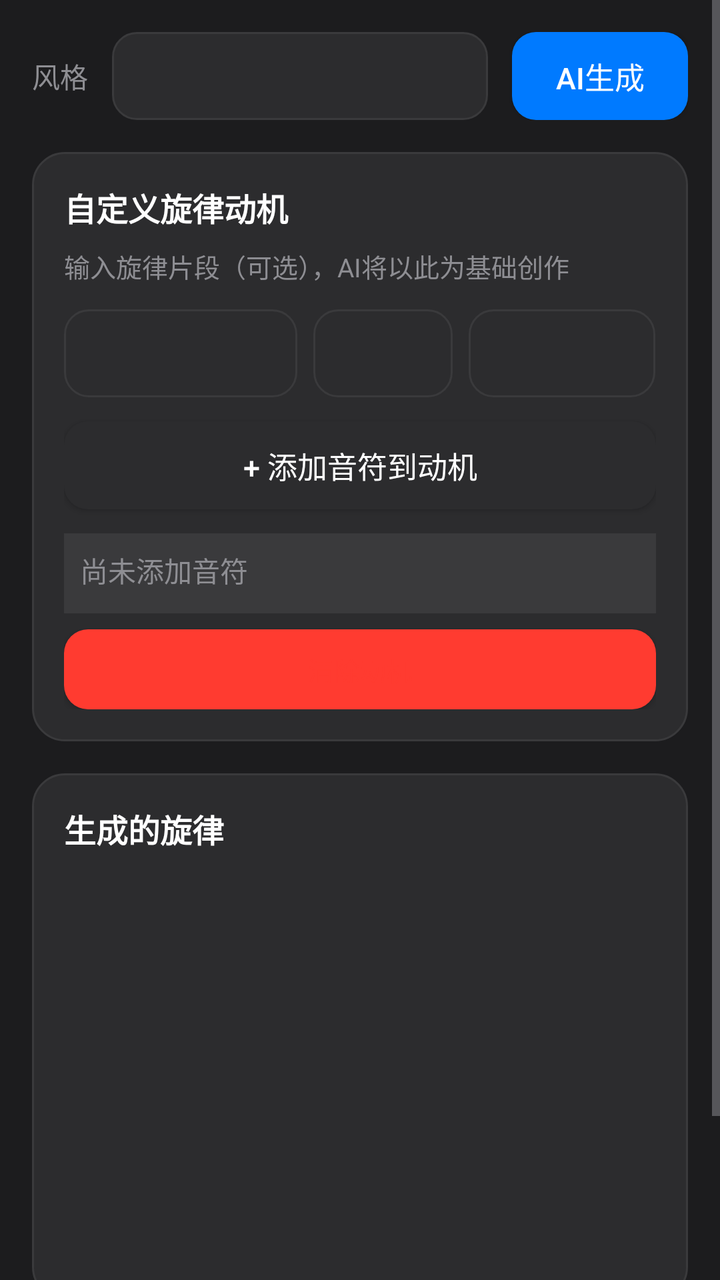
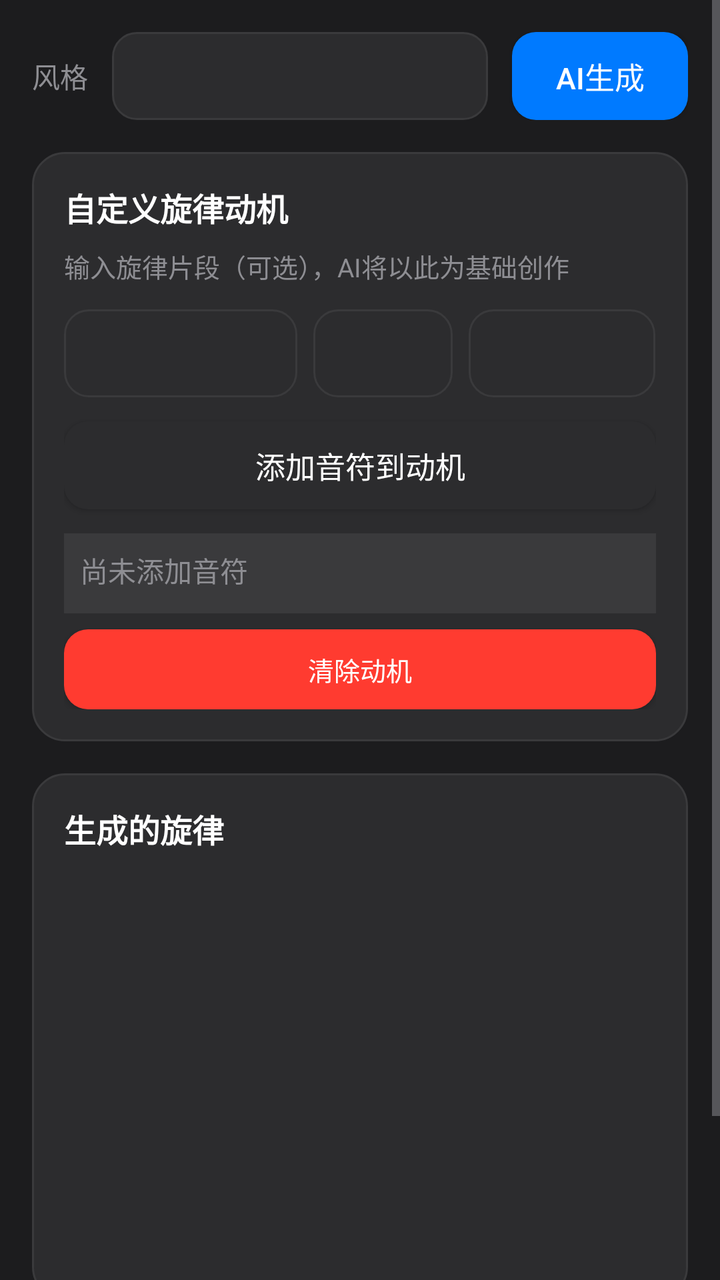

Compare the two renders of this Android layout. The source of the first and the diff that turns it into the second are given below.
<!-- AndroidManifest.xml: application theme Theme.MusicAI -->
<!-- res/layout/activity_melody_editor.xml -->
<?xml version="1.0" encoding="utf-8"?>
<ScrollView xmlns:android="http://schemas.android.com/apk/res/android"
    android:layout_width="match_parent"
    android:layout_height="match_parent"
    android:background="@color/apple_dark"
    android:fillViewport="true">

    <LinearLayout
        android:layout_width="match_parent"
        android:layout_height="wrap_content"
        android:orientation="vertical"
        android:padding="16dp"
        android:paddingTop="40dp">

        <LinearLayout
            android:layout_width="match_parent"
            android:layout_height="wrap_content"
            android:orientation="horizontal"
            android:gravity="center_vertical"
            android:layout_marginBottom="16dp">

            <TextView
                android:layout_width="wrap_content"
                android:layout_height="wrap_content"
                android:text="风格"
                android:textSize="14sp"
                android:textColor="@color/apple_text_secondary"
                android:layout_marginRight="12dp"/>

            <Spinner
                android:id="@+id/sp_style"
                android:layout_width="0dp"
                android:layout_height="44dp"
                android:layout_weight="1"
                android:background="@drawable/apple_edittext_bg"
                android:paddingHorizontal="12dp"/>

            <Button
                android:id="@+id/btn_generate"
                android:layout_width="wrap_content"
                android:layout_height="44dp"
                android:text="AI生成"
                android:textSize="15sp"
                android:textColor="@color/apple_text"
                android:background="@drawable/apple_button_primary_bg"
                android:layout_marginLeft="12dp"
               />

        </LinearLayout>

        <LinearLayout
            android:layout_width="match_parent"
            android:layout_height="wrap_content"
            android:orientation="vertical"
            android:background="@drawable/apple_card_bg"
            android:padding="16dp"
            android:layout_marginBottom="16dp">

            <TextView
                android:layout_width="match_parent"
                android:layout_height="wrap_content"
                android:text="自定义旋律动机"
                android:textSize="16sp"
                android:textColor="@color/apple_text"
                android:textStyle="bold"
                android:layout_marginBottom="8dp"/>

            <TextView
                android:layout_width="match_parent"
                android:layout_height="wrap_content"
                android:text="输入旋律片段（可选），AI将以此为基础创作"
                android:textSize="13sp"
                android:textColor="@color/apple_text_secondary"
                android:layout_marginBottom="12dp"/>

            <LinearLayout
                android:layout_width="match_parent"
                android:layout_height="wrap_content"
                android:orientation="horizontal"
                android:gravity="center_vertical"
                android:layout_marginBottom="12dp">

                <Spinner
                    android:id="@+id/sp_pitch"
                    android:layout_width="0dp"
                    android:layout_height="44dp"
                    android:layout_weight="1"
                    android:background="@drawable/apple_edittext_bg"
                    android:paddingHorizontal="8dp"
                    android:layout_marginRight="8dp"/>

                <Spinner
                    android:id="@+id/sp_octave"
                    android:layout_width="0dp"
                    android:layout_height="44dp"
                    android:layout_weight="0.6"
                    android:background="@drawable/apple_edittext_bg"
                    android:paddingHorizontal="8dp"
                    android:layout_marginRight="8dp"/>

                <Spinner
                    android:id="@+id/sp_duration"
                    android:layout_width="0dp"
                    android:layout_height="44dp"
                    android:layout_weight="0.8"
                    android:background="@drawable/apple_edittext_bg"
                    android:paddingHorizontal="8dp"/>

            </LinearLayout>

            <Button
                android:id="@+id/btn_add_custom_note"
                android:layout_width="match_parent"
                android:layout_height="44dp"
                android:text="+ 添加音符到动机"
                android:textSize="15sp"
                android:textColor="@color/apple_text"
                android:background="@drawable/apple_button_bg"
               
                android:layout_marginBottom="12dp"/>

            <TextView
                android:id="@+id/tv_custom_melody"
                android:layout_width="match_parent"
                android:layout_height="wrap_content"
                android:text="尚未添加音符"
                android:textSize="14sp"
                android:textColor="@color/apple_text_secondary"
                android:padding="8dp"
                android:background="@color/apple_mid_gray"
               
                android:minHeight="40dp"/>

            <Button
                android:id="@+id/btn_clear_custom"
                android:layout_width="match_parent"
                android:layout_height="40dp"
                android:text="清除动机"
                android:textSize="13sp"
                android:textColor="@color/apple_error"
                android:background="@drawable/apple_button_danger_bg"
               
                android:layout_marginTop="8dp"/>

        </LinearLayout>

        <LinearLayout
            android:layout_width="match_parent"
            android:layout_height="0dp"
            android:layout_weight="1"
            android:orientation="vertical"
            android:background="@drawable/apple_card_bg"
            android:padding="16dp"
            android:layout_marginBottom="16dp">

            <TextView
                android:layout_width="match_parent"
                android:layout_height="wrap_content"
                android:text="生成的旋律"
                android:textSize="16sp"
                android:textColor="@color/apple_text"
                android:textStyle="bold"
                android:layout_marginBottom="8dp"/>

            <ListView
                android:id="@+id/lv_notes"
                android:layout_width="match_parent"
                android:layout_height="200dp"
                android:divider="@color/apple_mid_gray"
                android:dividerHeight="1dp"/>

        </LinearLayout>

        <LinearLayout
            android:layout_width="match_parent"
            android:layout_height="wrap_content"
            android:orientation="horizontal"
            android:gravity="center">

            <Button
                android:id="@+id/btn_add_note"
                android:layout_width="0dp"
                android:layout_height="52dp"
                android:layout_weight="1"
                android:text="添加音符"
                android:textSize="14sp"
                android:textColor="@color/apple_text"
                android:background="@drawable/apple_button_bg"
                android:layout_marginRight="8dp"
               />

            <Button
                android:id="@+id/btn_play"
                android:layout_width="0dp"
                android:layout_height="52dp"
                android:layout_weight="1"
                android:text="播放"
                android:textSize="14sp"
                android:textColor="@color/apple_text"
                android:background="@drawable/apple_button_primary_bg"
                android:layout_marginRight="8dp"
               />

            <Button
                android:id="@+id/btn_delete"
                android:layout_width="0dp"
                android:layout_height="52dp"
                android:layout_weight="1"
                android:text="删除"
                android:textSize="14sp"
                android:textColor="@color/apple_text"
                android:background="@drawable/apple_button_danger_bg"
               />

        </LinearLayout>

        <ProgressBar
            android:id="@+id/progress_bar"
            android:layout_width="wrap_content"
            android:layout_height="wrap_content"
            android:layout_gravity="center"
            android:visibility="gone"
            android:layout_marginTop="16dp"/>

    </LinearLayout>

</ScrollView>
<!-- resources referenced by this layout -->
<resources>
  <color name="apple_dark">#1C1C1E</color>
  <color name="apple_error">#FF3B30</color>
  <color name="apple_mid_gray">#3A3A3C</color>
  <color name="apple_text">#FFFFFF</color>
  <color name="apple_text_secondary">#8E8E93</color>
  <!-- drawable apple_button_bg (drawable) -->
  <?xml version="1.0" encoding="utf-8"?>
  <selector xmlns:android="http://schemas.android.com/apk/res/android">
      <item android:state_pressed="true">
          <shape android:shape="rectangle">
              <solid android:color="@color/apple_mid_gray" />
              <corners android:radius="12dp" />
          </shape>
      </item>
      <item>
          <shape android:shape="rectangle">
              <solid android:color="@color/apple_dark_gray" />
              <corners android:radius="12dp" />
          </shape>
      </item>
  </selector>
  <!-- drawable apple_button_danger_bg (drawable) -->
  <?xml version="1.0" encoding="utf-8"?>
  <selector xmlns:android="http://schemas.android.com/apk/res/android">
      <item android:state_pressed="true">
          <shape android:shape="rectangle">
              <solid android:color="#CC3030" />
              <corners android:radius="12dp" />
          </shape>
      </item>
      <item>
          <shape android:shape="rectangle">
              <solid android:color="@color/apple_error" />
              <corners android:radius="12dp" />
          </shape>
      </item>
  </selector>
  <!-- drawable apple_button_primary_bg (drawable) -->
  <?xml version="1.0" encoding="utf-8"?>
  <selector xmlns:android="http://schemas.android.com/apk/res/android">
      <item android:state_pressed="true">
          <shape android:shape="rectangle">
              <solid android:color="@color/apple_accent_active" />
              <corners android:radius="12dp" />
          </shape>
      </item>
      <item>
          <shape android:shape="rectangle">
              <solid android:color="@color/apple_accent" />
              <corners android:radius="12dp" />
          </shape>
      </item>
  </selector>
  <!-- drawable apple_card_bg (drawable) -->
  <?xml version="1.0" encoding="utf-8"?>
  <shape xmlns:android="http://schemas.android.com/apk/res/android" android:shape="rectangle">
      <solid android:color="@color/apple_dark_gray" />
      <corners android:radius="16dp" />
      <stroke android:width="1dp" android:color="@color/apple_mid_gray" />
  </shape>
  <!-- drawable apple_edittext_bg (drawable) -->
  <?xml version="1.0" encoding="utf-8"?>
  <selector xmlns:android="http://schemas.android.com/apk/res/android">
      <item android:state_focused="true">
          <shape android:shape="rectangle">
              <solid android:color="@color/apple_dark_gray" />
              <corners android:radius="12dp" />
              <stroke android:width="2dp" android:color="@color/apple_accent" />
          </shape>
      </item>
      <item>
          <shape android:shape="rectangle">
              <solid android:color="@color/apple_dark_gray" />
              <corners android:radius="12dp" />
              <stroke android:width="1dp" android:color="@color/apple_mid_gray" />
          </shape>
      </item>
  </selector>
  <style name="Theme.MusicAI" parent="Theme.AppCompat.DayNight.NoActionBar">
          <item name="colorPrimary">@color/colorPrimary</item>
          <item name="colorPrimaryDark">@color/colorPrimaryDark</item>
          <item name="colorAccent">@color/colorAccent</item>
          <item name="android:textColorPrimary">@color/apple_text</item>
          <item name="android:textColorSecondary">@color/apple_text_secondary</item>
          <item name="android:windowBackground">@color/apple_dark</item>
          <item name="android:statusBarColor">@color/apple_dark</item>
          <item name="android:navigationBarColor">@color/apple_dark</item>
      </style>
  <color name="apple_dark_gray">#2C2C2E</color>
  <color name="apple_accent_active">#0066CC</color>
  <color name="apple_accent">#007AFF</color>
  <color name="colorPrimary">#007AFF</color>
  <color name="colorPrimaryDark">#1C1C1E</color>
  <color name="colorAccent">#34C759</color>
</resources>

<!-- the commit's change to res/layout/activity_melody_editor.xml (unified diff, before → after) -->
@@ -10,7 +10,7 @@
         android:layout_height="wrap_content"
         android:orientation="vertical"
         android:padding="16dp"
-        android:paddingTop="40dp">
+        android:paddingTop="48dp">
 
         <LinearLayout
             android:layout_width="match_parent"
@@ -44,7 +44,7 @@
                 android:textColor="@color/apple_text"
                 android:background="@drawable/apple_button_primary_bg"
                 android:layout_marginLeft="12dp"
-               />
+                android:cornerRadius="10dp"/>
 
         </LinearLayout>
 
@@ -112,11 +112,11 @@
                 android:id="@+id/btn_add_custom_note"
                 android:layout_width="match_parent"
                 android:layout_height="44dp"
-                android:text="+ 添加音符到动机"
+                android:text="添加音符到动机"
                 android:textSize="15sp"
                 android:textColor="@color/apple_text"
                 android:background="@drawable/apple_button_bg"
-               
+                android:cornerRadius="10dp"
                 android:layout_marginBottom="12dp"/>
 
             <TextView
@@ -128,7 +128,7 @@
                 android:textColor="@color/apple_text_secondary"
                 android:padding="8dp"
                 android:background="@color/apple_mid_gray"
-               
+                android:cornerRadius="8dp"
                 android:minHeight="40dp"/>
 
             <Button
@@ -137,9 +137,9 @@
                 android:layout_height="40dp"
                 android:text="清除动机"
                 android:textSize="13sp"
-                android:textColor="@color/apple_error"
+                android:textColor="@color/apple_text"
                 android:background="@drawable/apple_button_danger_bg"
-               
+                android:cornerRadius="8dp"
                 android:layout_marginTop="8dp"/>
 
         </LinearLayout>
@@ -187,7 +187,7 @@
                 android:textColor="@color/apple_text"
                 android:background="@drawable/apple_button_bg"
                 android:layout_marginRight="8dp"
-               />
+                android:cornerRadius="10dp"/>
 
             <Button
                 android:id="@+id/btn_play"
@@ -199,7 +199,7 @@
                 android:textColor="@color/apple_text"
                 android:background="@drawable/apple_button_primary_bg"
                 android:layout_marginRight="8dp"
-               />
+                android:cornerRadius="10dp"/>
 
             <Button
                 android:id="@+id/btn_delete"
@@ -210,7 +210,7 @@
                 android:textSize="14sp"
                 android:textColor="@color/apple_text"
                 android:background="@drawable/apple_button_danger_bg"
-               />
+                android:cornerRadius="10dp"/>
 
         </LinearLayout>
 
